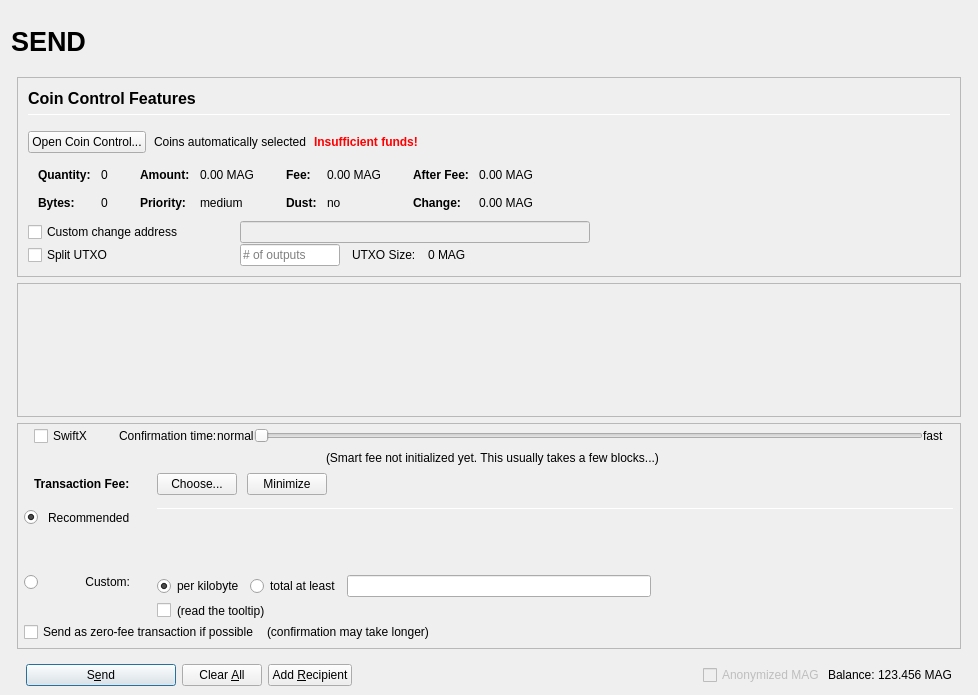
Qt form src/qt/forms/sendcoinsdialog.ui (magnetwork/mag) before a commit.
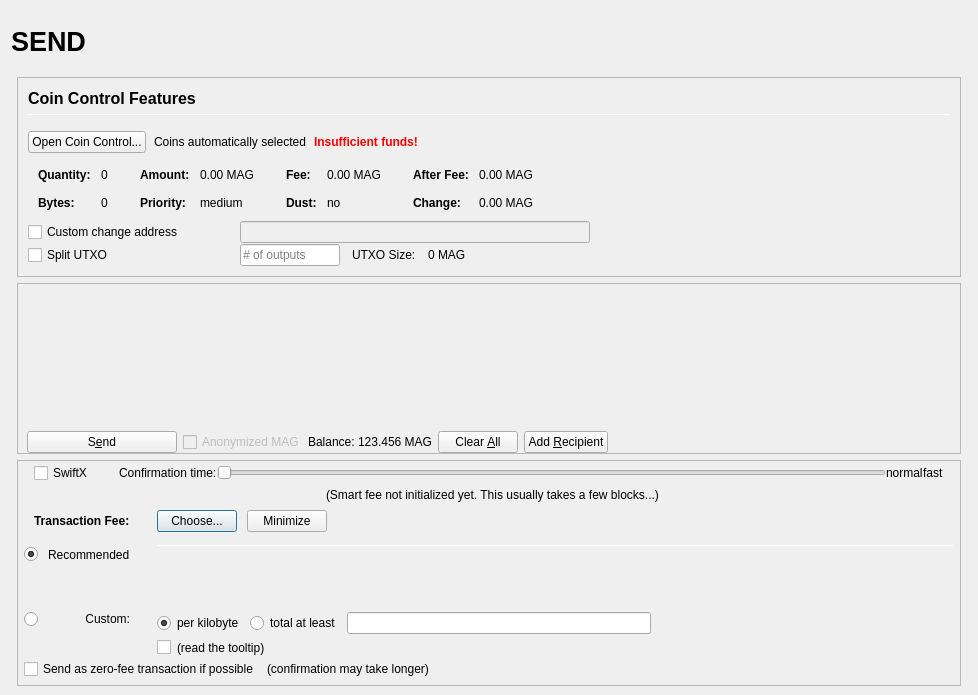
The same form after that commit. Icons and pictures are not drawn. Custom widgets are drawn as their Qt base class.

Diff of the .ui file:
```diff
--- a/src/qt/forms/sendcoinsdialog.ui
+++ b/src/qt/forms/sendcoinsdialog.ui
@@ -21,7 +21,7 @@
     <number>9</number>
    </property>
    <item>
-    <layout class="QVBoxLayout" name="verticalLayout_Master" stretch="0,1">
+    <layout class="QVBoxLayout" name="verticalLayout_Master" stretch="0,0">
      <property name="spacing">
       <number>0</number>
      </property>
@@ -898,10 +898,10 @@
              <x>0</x>
              <y>0</y>
              <width>944</width>
-             <height>69</height>
+             <height>106</height>
             </rect>
            </property>
-           <layout class="QVBoxLayout" name="verticalLayout_2" stretch="0,1">
+           <layout class="QVBoxLayout" name="verticalLayout_2" stretch="0,1,0">
             <property name="leftMargin">
              <number>0</number>
             </property>
@@ -934,6 +934,137 @@
               </property>
              </spacer>
             </item>
+            <item>
+             <widget class="QFrame" name="frame_Send">
+              <layout class="QHBoxLayout" name="horizontalLayout">
+               <property name="bottomMargin">
+                <number>0</number>
+               </property>
+               <item>
+                <widget class="QPushButton" name="sendButton">
+                 <property name="minimumSize">
+                  <size>
+                   <width>150</width>
+                   <height>0</height>
+                  </size>
+                 </property>
+                 <property name="toolTip">
+                  <string>Confirm the send action</string>
+                 </property>
+                 <property name="text">
+                  <string>S&amp;end</string>
+                 </property>
+                 <property name="icon">
+                  <iconset resource="../mag.qrc">
+                   <normaloff>:/icons/send</normaloff>:/icons/send</iconset>
+                 </property>
+                 <property name="autoDefault">
+                  <bool>false</bool>
+                 </property>
+                 <property name="default">
+                  <bool>true</bool>
+                 </property>
+                </widget>
+               </item>
+               <item>
+                <layout class="QHBoxLayout" name="horizontalLayout_2">
+                 <property name="spacing">
+                  <number>3</number>
+                 </property>
+                 <item>
+                  <widget class="QCheckBox" name="checkzMAG">
+                   <property name="enabled">
+                    <bool>false</bool>
+                   </property>
+                   <property name="text">
+                    <string>Anonymized MAG</string>
+                   </property>
+                  </widget>
+                 </item>
+                 <item>
+                  <widget class="QLabel" name="label">
+                   <property name="text">
+                    <string>Balance:</string>
+                   </property>
+                  </widget>
+                 </item>
+                 <item>
+                  <widget class="QLabel" name="labelBalance">
+                   <property name="sizePolicy">
+                    <sizepolicy hsizetype="Preferred" vsizetype="Fixed">
+                     <horstretch>0</horstretch>
+                     <verstretch>0</verstretch>
+                    </sizepolicy>
+                   </property>
+                   <property name="cursor">
+                    <cursorShape>IBeamCursor</cursorShape>
+                   </property>
+                   <property name="text">
+                    <string notr="true">123.456 MAG</string>
+                   </property>
+                   <property name="textInteractionFlags">
+                    <set>Qt::LinksAccessibleByMouse|Qt::TextSelectableByKeyboard|Qt::TextSelectableByMouse</set>
+                   </property>
+                  </widget>
+                 </item>
+                </layout>
+               </item>
+               <item>
+                <widget class="QPushButton" name="clearButton">
+                 <property name="sizePolicy">
+                  <sizepolicy hsizetype="Minimum" vsizetype="Fixed">
+                   <horstretch>0</horstretch>
+                   <verstretch>0</verstretch>
+                  </sizepolicy>
+                 </property>
+                 <property name="toolTip">
+                  <string>Clear all fields of the form.</string>
+                 </property>
+                 <property name="text">
+                  <string>Clear &amp;All</string>
+                 </property>
+                 <property name="icon">
+                  <iconset resource="../mag.qrc">
+                   <normaloff>:/icons/remove</normaloff>:/icons/remove</iconset>
+                 </property>
+                 <property name="autoDefault">
+                  <bool>false</bool>
+                 </property>
+                </widget>
+               </item>
+               <item>
+                <widget class="QPushButton" name="addButton">
+                 <property name="toolTip">
+                  <string>Send to multiple recipients at once</string>
+                 </property>
+                 <property name="text">
+                  <string>Add &amp;Recipient</string>
+                 </property>
+                 <property name="icon">
+                  <iconset resource="../mag.qrc">
+                   <normaloff>:/icons/add</normaloff>:/icons/add</iconset>
+                 </property>
+                 <property name="autoDefault">
+                  <bool>false</bool>
+                 </property>
+                </widget>
+               </item>
+               <item>
+                <spacer name="horizontalSpacer">
+                 <property name="orientation">
+                  <enum>Qt::Horizontal</enum>
+                 </property>
+                 <property name="sizeHint" stdset="0">
+                  <size>
+                   <width>40</width>
+                   <height>20</height>
+                  </size>
+                 </property>
+                </spacer>
+               </item>
+              </layout>
+             </widget>
+            </item>
            </layout>
           </widget>
          </widget>
@@ -1033,16 +1164,6 @@
                    </property>
                   </widget>
                  </item>
-                 <item>
-                  <widget class="QLabel" name="labelSmartFeeNormal">
-                   <property name="text">
-                    <string>normal</string>
-                   </property>
-                   <property name="margin">
-                    <number>8</number>
-                   </property>
-                  </widget>
-                 </item>
                  <item>
                   <widget class="QSlider" name="sliderSmartFee">
                    <property name="minimumSize">
@@ -1077,6 +1198,16 @@
                    </property>
                   </widget>
                  </item>
+                 <item>
+                  <widget class="QLabel" name="labelSmartFeeNormal">
+                   <property name="text">
+                    <string>normal</string>
+                   </property>
+                   <property name="margin">
+                    <number>8</number>
+                   </property>
+                  </widget>
+                 </item>
                  <item>
                   <widget class="QLabel" name="labelSmartFeeFast">
                    <property name="text">
@@ -1618,137 +1749,6 @@
           </layout>
          </widget>
         </item>
-        <item>
-         <widget class="QFrame" name="frame_Send">
-          <layout class="QHBoxLayout" name="horizontalLayout">
-           <property name="bottomMargin">
-            <number>0</number>
-           </property>
-           <item>
-            <widget class="QPushButton" name="sendButton">
-             <property name="minimumSize">
-              <size>
-               <width>150</width>
-               <height>0</height>
-              </size>
-             </property>
-             <property name="toolTip">
-              <string>Confirm the send action</string>
-             </property>
-             <property name="text">
-              <string>S&amp;end</string>
-             </property>
-             <property name="icon">
-              <iconset resource="../mag.qrc">
-               <normaloff>:/icons/send</normaloff>:/icons/send</iconset>
-             </property>
-             <property name="autoDefault">
-              <bool>false</bool>
-             </property>
-             <property name="default">
-              <bool>true</bool>
-             </property>
-            </widget>
-           </item>
-           <item>
-            <widget class="QPushButton" name="clearButton">
-             <property name="sizePolicy">
-              <sizepolicy hsizetype="Minimum" vsizetype="Fixed">
-               <horstretch>0</horstretch>
-               <verstretch>0</verstretch>
-              </sizepolicy>
-             </property>
-             <property name="toolTip">
-              <string>Clear all fields of the form.</string>
-             </property>
-             <property name="text">
-              <string>Clear &amp;All</string>
-             </property>
-             <property name="icon">
-              <iconset resource="../mag.qrc">
-               <normaloff>:/icons/remove</normaloff>:/icons/remove</iconset>
-             </property>
-             <property name="autoDefault">
-              <bool>false</bool>
-             </property>
-            </widget>
-           </item>
-           <item>
-            <widget class="QPushButton" name="addButton">
-             <property name="toolTip">
-              <string>Send to multiple recipients at once</string>
-             </property>
-             <property name="text">
-              <string>Add &amp;Recipient</string>
-             </property>
-             <property name="icon">
-              <iconset resource="../mag.qrc">
-               <normaloff>:/icons/add</normaloff>:/icons/add</iconset>
-             </property>
-             <property name="autoDefault">
-              <bool>false</bool>
-             </property>
-            </widget>
-           </item>
-           <item>
-            <spacer name="horizontalSpacer">
-             <property name="orientation">
-              <enum>Qt::Horizontal</enum>
-             </property>
-             <property name="sizeHint" stdset="0">
-              <size>
-               <width>40</width>
-               <height>20</height>
-              </size>
-             </property>
-            </spacer>
-           </item>
-           <item>
-            <layout class="QHBoxLayout" name="horizontalLayout_2">
-             <property name="spacing">
-              <number>3</number>
-             </property>
-             <item>
-              <widget class="QCheckBox" name="checkzMAG">
-               <property name="enabled">
-                <bool>false</bool>
-               </property>
-               <property name="text">
-                <string>Anonymized MAG</string>
-               </property>
-              </widget>
-             </item>
-             <item>
-              <widget class="QLabel" name="label">
-               <property name="text">
-                <string>Balance:</string>
-               </property>
-              </widget>
-             </item>
-             <item>
-              <widget class="QLabel" name="labelBalance">
-               <property name="sizePolicy">
-                <sizepolicy hsizetype="Preferred" vsizetype="Fixed">
-                 <horstretch>0</horstretch>
-                 <verstretch>0</verstretch>
-                </sizepolicy>
-               </property>
-               <property name="cursor">
-                <cursorShape>IBeamCursor</cursorShape>
-               </property>
-               <property name="text">
-                <string notr="true">123.456 MAG</string>
-               </property>
-               <property name="textInteractionFlags">
-                <set>Qt::LinksAccessibleByMouse|Qt::TextSelectableByKeyboard|Qt::TextSelectableByMouse</set>
-               </property>
-              </widget>
-             </item>
-            </layout>
-           </item>
-          </layout>
-         </widget>
-        </item>
        </layout>
       </widget>
      </item>
```
Left out of the diff: 4 changed lines with no effect on the pictures.
